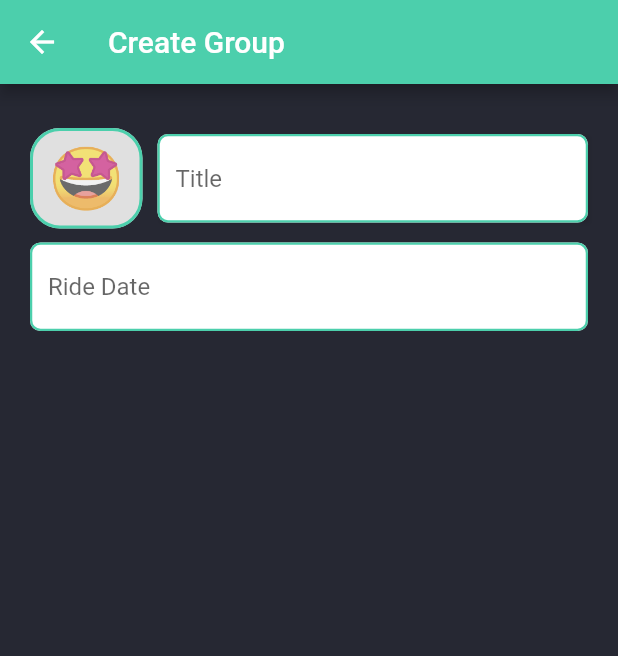
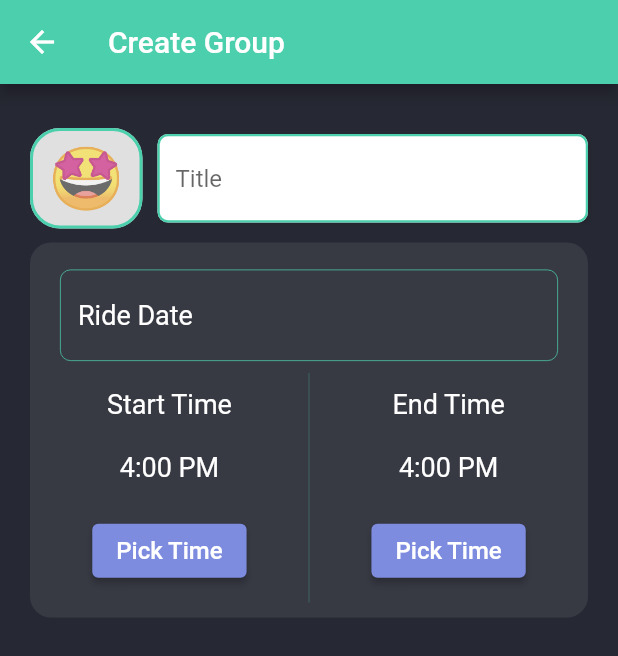
Before and after one commit to Abdulaziz4/bike-riders, a Flutter app: the GroupCreationView screen opened by its route, on a phone screen of 412 x 824 dp. Shown: the top 656 px of the screen. Run offline on Flutter 3.47's test engine with Material 2 defaults, Android fonts, the light colour scheme and no system bars; drawn by our look-alikes of datetime_picker_formfield; our stand-ins replace firebase_auth, firebase_core, flutter_spinkit, flutter_svg, logger, stacked and 1 more; missing offline and left inert: day_night_time_picker; accounts and stored records are empty.

Commit message:
Date Time Section

```diff
--- /dev/null
+++ b/lib/core/app/utils/colors_helper.dart
@@ -0,0 +1,18 @@
+import 'package:flutter/cupertino.dart';
+
+Color darken(Color c, [int percent = 10]) {
+  assert(1 <= percent && percent <= 100);
+  var f = 1 - percent / 100;
+  return Color.fromARGB(c.alpha, (c.red * f).round(), (c.green * f).round(),
+      (c.blue * f).round());
+}
+
+Color brighten(Color c, [int percent = 10]) {
+  assert(1 <= percent && percent <= 100);
+  var p = percent / 100;
+  return Color.fromARGB(
+      c.alpha,
+      c.red + ((255 - c.red) * p).round(),
+      c.green + ((255 - c.green) * p).round(),
+      c.blue + ((255 - c.blue) * p).round());
+}
--- a/lib/ui/group_creation/components/date_picker_field.dart
+++ b/lib/ui/group_creation/components/date_picker_field.dart
@@ -11,7 +11,10 @@ class DatePickerField extends StatelessWidget {
 
   @override
   Widget build(BuildContext context) {
-    return DateTimeField(
+    return Padding(
+      padding: const EdgeInsets.symmetric(
+          vertical: 8.0, horizontal: kDefaultPadding),
+      child: DateTimeField(
         format: DateFormat.yMMMd(),
         onShowPicker: (context, currentValue) async {
           final date = await showDatePicker(
@@ -25,37 +28,40 @@ class DatePickerField extends StatelessWidget {
           }
           return currentValue;
         },
+        style: kMediumText,
         decoration: InputDecoration(
           hintText: "Ride Date",
-        filled: true,
-        fillColor: Colors.white,
+          // filled: true,
+          // fillColor: Colors,
+          hintStyle: kMediumText,
           enabledBorder: OutlineInputBorder(
             borderRadius: BorderRadius.circular(7),
             borderSide: BorderSide(
               color: kAltColor,
-            width: 1.5,
+              width: 0.5,
             ),
           ),
           focusedBorder: OutlineInputBorder(
             borderSide: BorderSide(
               color: kSecondryColor,
-            width: 1.5,
+              width: 0.5,
             ),
             borderRadius: BorderRadius.circular(7.0),
           ),
           errorBorder: OutlineInputBorder(
             borderSide: BorderSide(
               color: Colors.red,
-            width: 1.5,
+              width: 0.5,
             ),
             borderRadius: BorderRadius.circular(7.0),
           ),
           focusedErrorBorder: OutlineInputBorder(
             borderSide: BorderSide(
               color: kRedColor,
-            width: 1.5,
+              width: 0.5,
             ),
             borderRadius: BorderRadius.circular(7.0),
+          ),
         ),
       ),
     );
--- /dev/null
+++ b/lib/ui/group_creation/components/time_picker.dart
@@ -0,0 +1,97 @@
+import 'package:bike_riders/core/app/utils/colors_helper.dart';
+import 'package:bike_riders/ui/group_creation/components/date_picker_field.dart';
+import 'package:flutter/material.dart';
+import 'package:day_night_time_picker/lib/daynight_timepicker.dart';
+
+import 'package:bike_riders/core/app/constants.dart';
+import 'package:bike_riders/ui/shared/custom_button.dart';
+
+class RideTimePicker extends StatefulWidget {
+  const RideTimePicker({
+    Key? key,
+  }) : super(key: key);
+
+  @override
+  State<RideTimePicker> createState() => _RideTimePickerState();
+}
+
+class _RideTimePickerState extends State<RideTimePicker> {
+  @override
+  Widget build(BuildContext context) {
+    return Container(
+      padding: const EdgeInsets.symmetric(vertical: kDefaultPadding / 2),
+      width: double.infinity,
+      height: 250,
+      decoration: BoxDecoration(
+        color: brighten(kPrimaryColor, 8),
+        borderRadius: BorderRadius.circular(14),
+      ),
+      child: Column(
+        children: [
+          DatePickerField(),
+          Expanded(
+            child: Row(
+              children: [
+                Expanded(
+                  child: Column(
+                    mainAxisAlignment: MainAxisAlignment.spaceAround,
+                    children: [
+                      Text(
+                        "Start Time",
+                        style: kMediumText,
+                      ),
+                      Text(
+                        "4:00 PM",
+                        style: kMediumText,
+                      ),
+                      buildPickTimeButton(),
+                    ],
+                  ),
+                ),
+                Container(
+                  height: double.infinity,
+                  width: 0.2,
+                  color: kAltColor,
+                ),
+                Expanded(
+                  child: Column(
+                    mainAxisAlignment: MainAxisAlignment.spaceAround,
+                    children: [
+                      Text(
+                        "End Time",
+                        style: kMediumText,
+                      ),
+                      Text(
+                        "4:00 PM",
+                        style: kMediumText,
+                      ),
+                      buildPickTimeButton(),
+                    ],
+                  ),
+                ),
+              ],
+            ),
+          ),
+        ],
+      ),
+    );
+  }
+
+  CustomButton buildPickTimeButton() {
+    return CustomButton(
+      backgroundColor: kPurpleColor,
+      onPress: () {
+        Navigator.of(context).push(
+          showPicker(
+            context: context,
+            accentColor: kPurpleColor,
+            value: TimeOfDay.now(),
+            onChange: (_) {},
+          ),
+        );
+      },
+      text: "Pick Time",
+      textStyle: kSmallText,
+    );
+  }
+}
--- a/lib/ui/group_creation/group_creation_view.dart
+++ b/lib/ui/group_creation/group_creation_view.dart
@@ -1,8 +1,11 @@
 import 'package:bike_riders/core/app/constants.dart';
 import 'package:bike_riders/ui/group_creation/components/date_picker_field.dart';
 import 'package:bike_riders/ui/group_creation/components/emoji_picker.dart';
+import 'package:bike_riders/ui/group_creation/components/time_picker.dart';
+import 'package:bike_riders/ui/shared/custom_button.dart';
 import 'package:bike_riders/ui/shared/input_field.dart';
 import 'package:datetime_picker_formfield/datetime_picker_formfield.dart';
+import 'package:day_night_time_picker/lib/daynight_timepicker.dart';
 import 'package:flutter/material.dart';
 import 'package:intl/intl.dart';
 
@@ -52,7 +55,7 @@ class _GroupCreationViewState extends State<GroupCreationView> {
                 ),
               ],
             ),
-            DatePickerField(),
+            RideTimePicker(),
           ],
         ),
       ),
```
Lines whose indentation alone changed are shown as unchanged.
